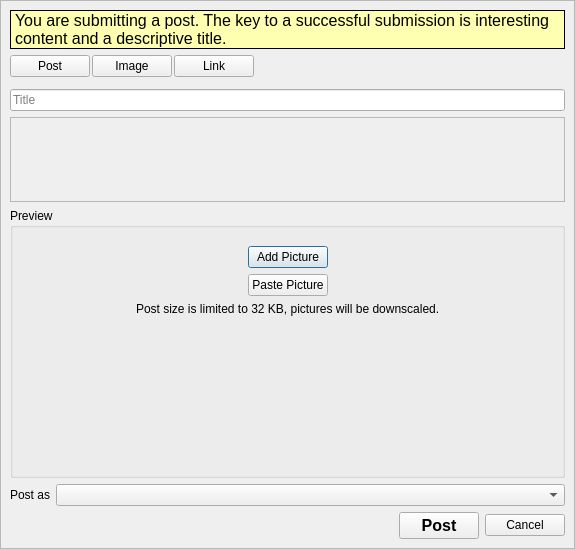
The window that retroshare-gui/src/gui/Posted/PostedCreatePostDialog.ui (RetroShare/RetroShare) describes before a commit, drawn with Qt 5.
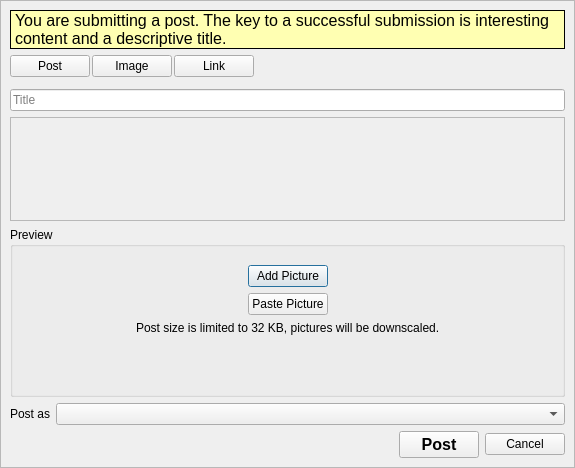
The same window after the commit. The open tabs and pages were chosen to show the change. Icons and pictures are not drawn. Custom widgets are drawn as their Qt base class.

Commit message: Fixed default height back

```diff
--- a/retroshare-gui/src/gui/Posted/PostedCreatePostDialog.ui
+++ b/retroshare-gui/src/gui/Posted/PostedCreatePostDialog.ui
@@ -7,7 +7,7 @@
     <x>0</x>
     <y>0</y>
     <width>575</width>
-    <height>549</height>
+    <height>468</height>
    </rect>
   </property>
   <property name="windowTitle">
@@ -245,7 +245,7 @@
                    <property name="sizeHint" stdset="0">
                     <size>
                      <width>267</width>
-                     <height>138</height>
+                     <height>20</height>
                     </size>
                    </property>
                   </spacer>
```
